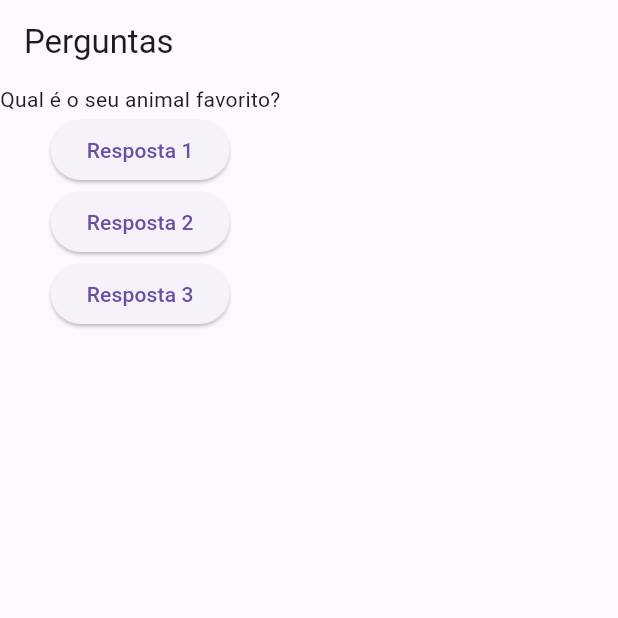
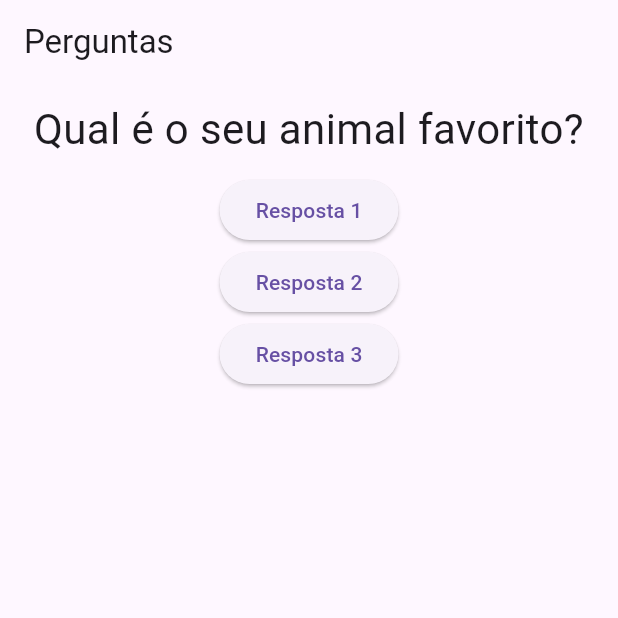
Before and after one commit to ghzeni/flutter, a Flutter app: the screen it shows after launch, after a tap on "Resposta 1", on a phone screen of 412 x 824 dp, the top half of it. Run offline on Flutter 3.47's test engine with Material 3 defaults, Android fonts, the phone set to English and light mode, and no system bars.

Commit message:
create resposta widget

```diff
--- a/application/lib/main.dart
+++ b/application/lib/main.dart
@@ -1,5 +1,6 @@
 import 'package:flutter/material.dart';
 import './questao.dart';
+import './resposta.dart';
 
 main() {
   runApp(PerguntaApp());
@@ -8,7 +9,7 @@ main() {
 class _PerguntaAppState extends State<PerguntaApp> {
   var _perguntaSelecionada = 0;
 
-  void _responder() {
+  void responder() {
     setState(() {
       _perguntaSelecionada++;
     });
@@ -21,6 +22,8 @@ class _PerguntaAppState extends State<PerguntaApp> {
       'Qual é o seu animal favorito?',
     ];
 
+    final List<String> respostas = ['Resposta 1', 'Resposta 2', 'Resposta 3'];
+
     return MaterialApp(
       home: Scaffold(
         appBar: AppBar(
@@ -28,17 +31,8 @@ class _PerguntaAppState extends State<PerguntaApp> {
         ),
         body: Column(children: <Widget>[
           Questao(perguntas[_perguntaSelecionada]),
-          ElevatedButton(
-            onPressed: _responder,
-            child: Text('Resposta 1'),
-          ),
-          ElevatedButton(
-            onPressed: _responder,
-            child: Text('Resposta 2'),
-          ),
-          ElevatedButton(
-            onPressed: _responder,
-            child: Text('Resposta 3'),
+          Column(
+            children: respostas.map((t) => Resposta(t, responder)).toList(),
           ),
         ]),
       ),
--- a/application/lib/questao.dart
+++ b/application/lib/questao.dart
@@ -7,6 +7,14 @@ class Questao extends StatelessWidget {
 
   @override
   Widget build(BuildContext context) {
-    return Text(texto);
+    return Container(
+      width: double.infinity,
+      margin: EdgeInsets.all(10.0),
+      child: Text(
+        texto,
+        style: TextStyle(fontSize: 28),
+        textAlign: TextAlign.center,
+      ),
+    );
   }
 }
--- /dev/null
+++ b/application/lib/resposta.dart
@@ -0,0 +1,16 @@
+import 'package:flutter/material.dart';
+
+class Resposta extends StatelessWidget {
+  final String resposta;
+  final Function()? responder;
+
+  const Resposta(this.resposta, this.responder, {super.key});
+
+  @override
+  Widget build(BuildContext context) {
+    return ElevatedButton(
+      onPressed: responder,
+      child: Text(resposta),
+    );
+  }
+}
```
